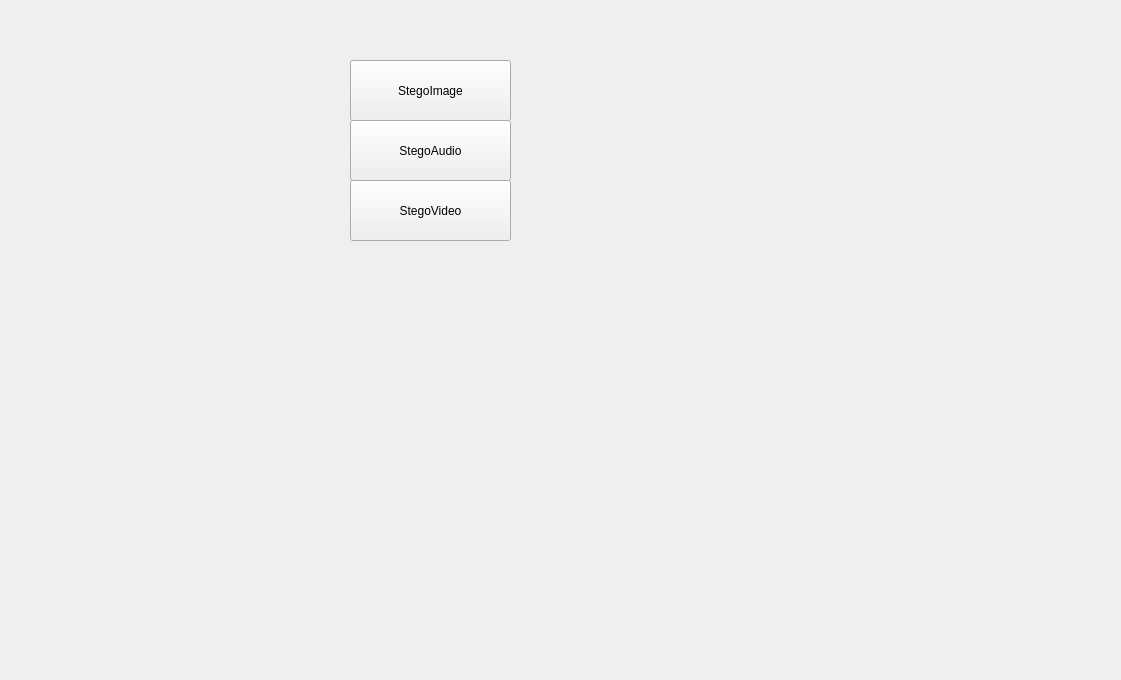
This is src/ui/main.ui in naufal-dean/Stegosolver as Qt 5 draws it before an edit. The edited form follows.
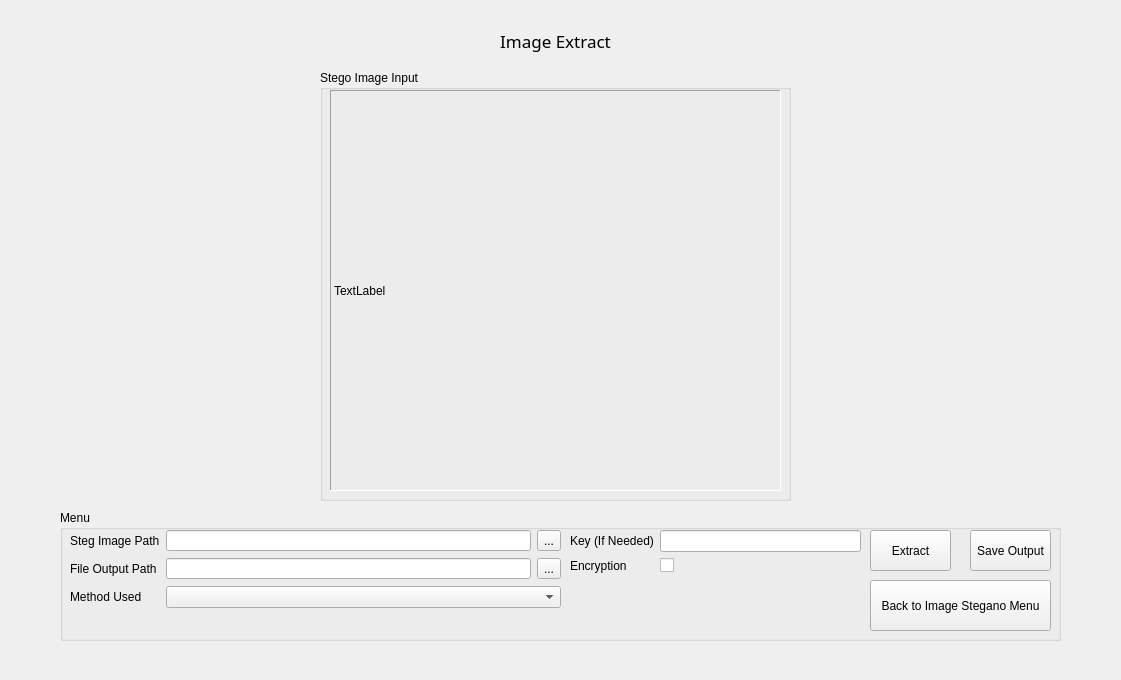
This is the edited form. The open tabs and pages were chosen to show the change.

Commit message: Implement Image extract page

Patch:
```diff
--- a/src/ui/main.ui
+++ b/src/ui/main.ui
@@ -396,6 +396,265 @@
          </widget>
         </item>
        </layout>
+      </widget>
+      <widget class="QPushButton" name="imgSaveOutBtn">
+       <property name="geometry">
+        <rect>
+         <x>910</x>
+         <y>20</y>
+         <width>81</width>
+         <height>41</height>
+        </rect>
+       </property>
+       <property name="text">
+        <string>Save Output</string>
+       </property>
+      </widget>
+     </widget>
+    </widget>
+    <widget class="QWidget" name="imageExtractPage">
+     <widget class="QGroupBox" name="imageInpGroupE">
+      <property name="geometry">
+       <rect>
+        <x>320</x>
+        <y>70</y>
+        <width>471</width>
+        <height>431</height>
+       </rect>
+      </property>
+      <property name="title">
+       <string>Stego Image Input</string>
+      </property>
+      <widget class="QLabel" name="imageInpPicLabelE">
+       <property name="geometry">
+        <rect>
+         <x>10</x>
+         <y>20</y>
+         <width>451</width>
+         <height>401</height>
+        </rect>
+       </property>
+       <property name="frameShape">
+        <enum>QFrame::Panel</enum>
+       </property>
+       <property name="frameShadow">
+        <enum>QFrame::Sunken</enum>
+       </property>
+       <property name="text">
+        <string>TextLabel</string>
+       </property>
+      </widget>
+     </widget>
+     <widget class="QLabel" name="imageExtractTitle">
+      <property name="geometry">
+       <rect>
+        <x>440</x>
+        <y>20</y>
+        <width>231</width>
+        <height>41</height>
+       </rect>
+      </property>
+      <property name="font">
+       <font>
+        <family>Segoe UI Semibold</family>
+        <pointsize>13</pointsize>
+       </font>
+      </property>
+      <property name="text">
+       <string>Image Extract</string>
+      </property>
+      <property name="textFormat">
+       <enum>Qt::AutoText</enum>
+      </property>
+      <property name="alignment">
+       <set>Qt::AlignCenter</set>
+      </property>
+     </widget>
+     <widget class="QGroupBox" name="imageMenuGroupE">
+      <property name="geometry">
+       <rect>
+        <x>60</x>
+        <y>510</y>
+        <width>1001</width>
+        <height>131</height>
+       </rect>
+      </property>
+      <property name="title">
+       <string>Menu</string>
+      </property>
+      <widget class="QPushButton" name="backImagePageNavBtnE">
+       <property name="geometry">
+        <rect>
+         <x>810</x>
+         <y>70</y>
+         <width>181</width>
+         <height>51</height>
+        </rect>
+       </property>
+       <property name="text">
+        <string>Back to Image Stegano Menu</string>
+       </property>
+      </widget>
+      <widget class="QWidget" name="formLayoutWidget_4">
+       <property name="geometry">
+        <rect>
+         <x>10</x>
+         <y>20</y>
+         <width>491</width>
+         <height>101</height>
+        </rect>
+       </property>
+       <layout class="QFormLayout" name="imageLeftFormE">
+        <item row="0" column="0">
+         <widget class="QLabel" name="imgStegPathLblE">
+          <property name="sizePolicy">
+           <sizepolicy hsizetype="Preferred" vsizetype="Preferred">
+            <horstretch>0</horstretch>
+            <verstretch>0</verstretch>
+           </sizepolicy>
+          </property>
+          <property name="minimumSize">
+           <size>
+            <width>0</width>
+            <height>0</height>
+           </size>
+          </property>
+          <property name="text">
+           <string>Steg Image Path</string>
+          </property>
+         </widget>
+        </item>
+        <item row="0" column="1">
+         <layout class="QGridLayout" name="imgStegPathGridE">
+          <item row="0" column="1">
+           <widget class="QToolButton" name="imgStegPathBtnE">
+            <property name="text">
+             <string>...</string>
+            </property>
+           </widget>
+          </item>
+          <item row="0" column="0">
+           <widget class="QLineEdit" name="imgStegPathInpE">
+            <property name="enabled">
+             <bool>true</bool>
+            </property>
+           </widget>
+          </item>
+         </layout>
+        </item>
+        <item row="1" column="0">
+         <widget class="QLabel" name="imgFileOutPathLblE">
+          <property name="sizePolicy">
+           <sizepolicy hsizetype="Preferred" vsizetype="Preferred">
+            <horstretch>0</horstretch>
+            <verstretch>0</verstretch>
+           </sizepolicy>
+          </property>
+          <property name="minimumSize">
+           <size>
+            <width>0</width>
+            <height>0</height>
+           </size>
+          </property>
+          <property name="text">
+           <string>File Output Path</string>
+          </property>
+         </widget>
+        </item>
+        <item row="2" column="0">
+         <widget class="QLabel" name="imgMethUsedLblE">
+          <property name="text">
+           <string>Method Used</string>
+          </property>
+         </widget>
+        </item>
+        <item row="2" column="1">
+         <widget class="QComboBox" name="imgMethUsedInpE"/>
+        </item>
+        <item row="1" column="1">
+         <layout class="QGridLayout" name="imgFileOutPathGridE">
+          <item row="0" column="1">
+           <widget class="QToolButton" name="imgFileOutPathBtnE">
+            <property name="text">
+             <string>...</string>
+            </property>
+           </widget>
+          </item>
+          <item row="0" column="0">
+           <widget class="QLineEdit" name="imgFileOutPathInpE">
+            <property name="enabled">
+             <bool>true</bool>
+            </property>
+           </widget>
+          </item>
+         </layout>
+        </item>
+       </layout>
+      </widget>
+      <widget class="QPushButton" name="imgExtractButton">
+       <property name="geometry">
+        <rect>
+         <x>810</x>
+         <y>20</y>
+         <width>81</width>
+         <height>41</height>
+        </rect>
+       </property>
+       <property name="text">
+        <string>Extract</string>
+       </property>
+      </widget>
+      <widget class="QWidget" name="formLayoutWidget_5">
+       <property name="geometry">
+        <rect>
+         <x>510</x>
+         <y>20</y>
+         <width>291</width>
+         <height>101</height>
+        </rect>
+       </property>
+       <layout class="QFormLayout" name="imageRightFormE">
+        <item row="0" column="0">
+         <widget class="QLabel" name="imgKeyLblE">
+          <property name="text">
+           <string>Key (If Needed)</string>
+          </property>
+         </widget>
+        </item>
+        <item row="0" column="1">
+         <widget class="QLineEdit" name="imgKeyInpE"/>
+        </item>
+        <item row="1" column="0">
+         <widget class="QLabel" name="imgEncLblE">
+          <property name="text">
+           <string>Encryption</string>
+          </property>
+         </widget>
+        </item>
+        <item row="1" column="1">
+         <widget class="QCheckBox" name="imgEncInpE">
+          <property name="enabled">
+           <bool>true</bool>
+          </property>
+          <property name="text">
+           <string/>
+          </property>
+         </widget>
+        </item>
+       </layout>
+      </widget>
+      <widget class="QPushButton" name="imgSaveOutButtonE">
+       <property name="geometry">
+        <rect>
+         <x>910</x>
+         <y>20</y>
+         <width>81</width>
+         <height>41</height>
+        </rect>
+       </property>
+       <property name="text">
+        <string>Save Output</string>
+       </property>
       </widget>
      </widget>
     </widget>
```
Left out of the diff: 20 changed lines with no effect on the pictures.
